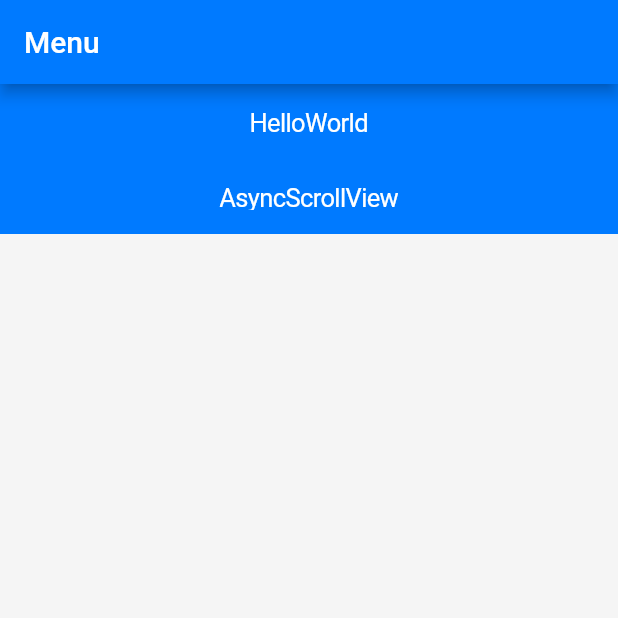
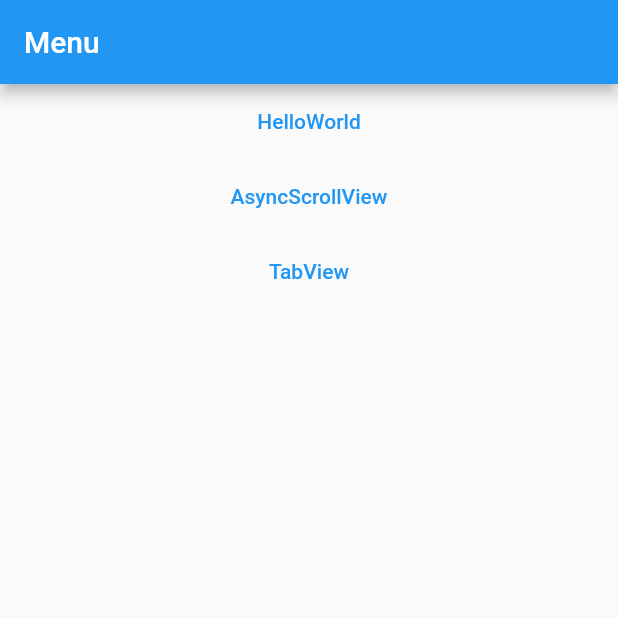
Before and after one commit to r-koubou/learning-flutter, a Flutter app: the screen it shows after launch, on a phone screen of 412 x 824 dp, the top half of it. Run offline on Flutter 3.47's test engine with Material 2 defaults, Android fonts, the phone set to English and light mode, and no system bars.

Commit message:
タブ画面の追加

```diff
--- a/lib/demo/asyncscrollview/asyncscrollview.dart
+++ b/lib/demo/asyncscrollview/asyncscrollview.dart
@@ -1,6 +1,5 @@
 import 'dart:math' as math;
 
-import 'package:flutter/cupertino.dart';
 import 'package:flutter/material.dart';
 import 'package:learning_flutter/demo/asyncscrollview/cellview.dart';
 
@@ -18,15 +17,14 @@ class AsyncScrollViewDemo extends StatefulWidget {
 
 class AsyncScrollViewDemoState extends State<AsyncScrollViewDemo> {
 
-  List<Information> _informations = [];
+  final List<Information> _informations = [];
 
   @override
   Widget build(BuildContext context) {
     return Scaffold(
-        backgroundColor: Colors.lightBlueAccent,
         appBar: AppBar(title: Text(nameOf(#AsyncScrollViewDemo))),
         body: Column(children: [
-          CupertinoButton(child: const Text("Add"), onPressed: ()=> setState(() {
+          TextButton(child: const Text("Add"), onPressed: ()=> setState(() {
             _addItems(_informations.length);
           })),
           Expanded(
--- a/lib/demo/mainmenu.dart
+++ b/lib/demo/mainmenu.dart
@@ -11,12 +11,12 @@ class MainMenu extends StatelessWidget {
   @override
   Widget build(BuildContext context) {
     return Scaffold(
-      backgroundColor: Colors.white60,
       appBar: AppBar(title: const Text("Menu"),),
       body: SingleChildScrollView(
           child: Column(children:[
             buildMenuItem(context, ScreenName.helloWorld),
             buildMenuItem(context, ScreenName.asyncscriollview),
+            buildMenuItem(context, ScreenName.tabview),
           ]
           )),
     );
@@ -26,12 +26,11 @@ class MainMenu extends StatelessWidget {
     return SizedBox(
         width: screenWidth(context),
         height: 50,
-        child: CupertinoButton.filled(
+        child: TextButton(
           onPressed: () {
             Navigator.pushNamed(context, item.value);
           },
           child: Text(item.value),
-          borderRadius: BorderRadius.zero,
         )
     );
   }
--- a/lib/demo/screenname.dart
+++ b/lib/demo/screenname.dart
@@ -2,6 +2,7 @@
 enum ScreenName {
   helloWorld('HelloWorld'),
   asyncscriollview('AsyncScrollView'),
+  tabview('TabView'),
   ;
   const ScreenName(this.value);
 
--- a/lib/helloworld/helloworld.dart
+++ b/lib/helloworld/helloworld.dart
@@ -7,7 +7,6 @@ class HelloWorld extends StatelessWidget {
   @override
   Widget build(BuildContext context) {
     return Scaffold(
-      backgroundColor: Colors.lightBlueAccent,
       appBar:AppBar(title: Text(nameOf(#HelloWorld))),
       body: const Center(
         child: Text('Hello, world!'),
--- a/lib/main.dart
+++ b/lib/main.dart
@@ -1,6 +1,7 @@
 import 'package:flutter/cupertino.dart';
 import 'package:flutter/material.dart';
 import 'package:learning_flutter/demo/asyncscrollview/asyncscrollview.dart';
+import 'package:learning_flutter/demo/tabviewdemo/tabviewdemo.dart';
 import 'package:learning_flutter/helloworld/helloworld.dart';
 
 import 'demo/mainmenu.dart';
@@ -20,17 +21,21 @@ class MyApp extends StatelessWidget {
     var routes = <String, Widget Function(BuildContext)>{
       ScreenName.helloWorld.value: (context) => const HelloWorld(),
       ScreenName.asyncscriollview.value: (context) => const AsyncScrollViewDemo(),
+      ScreenName.tabview.value: (context) => const TabViewDemo(),
     };
 
-    return CupertinoApp(
-        title: 'Flutter Learning Demo',
-        home: const MainMenu(),
-        routes: routes,
+    return MaterialApp(
+      title: 'Flutter Learning Demo',
+      home: const MainMenu(),
+      routes: routes,
       localizationsDelegates: const [
         DefaultMaterialLocalizations.delegate,
         DefaultCupertinoLocalizations.delegate,
         DefaultWidgetsLocalizations.delegate,
       ],
+      theme: ThemeData.light(),
+      darkTheme: ThemeData.dark(),
+      themeMode: ThemeMode.system,
     );
   }
 }
```
Also changed, not shown: lib/demo/tabviewdemo/tabviewdemo.dart (added, +45 -0 lines).
